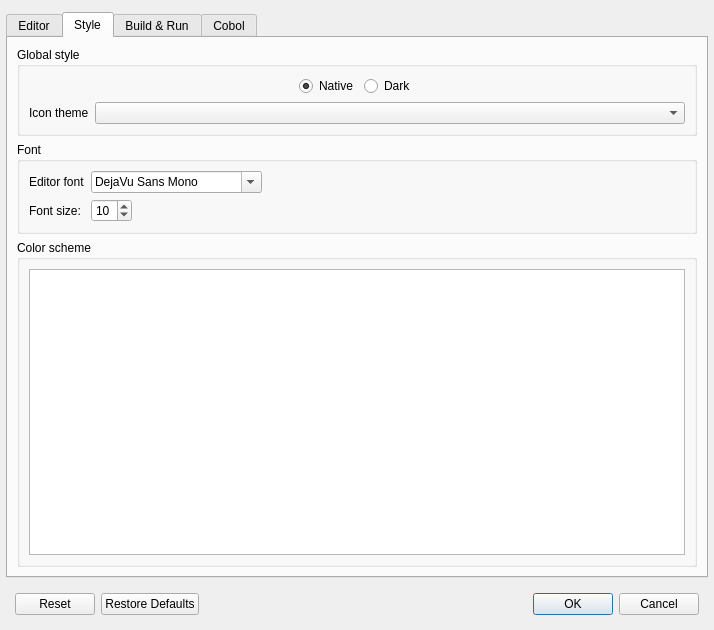
Before: the Qt Designer form forms/dlg_preferences.ui in OpenCobolIDE/OpenCobolIDE, drawn with Qt 5.
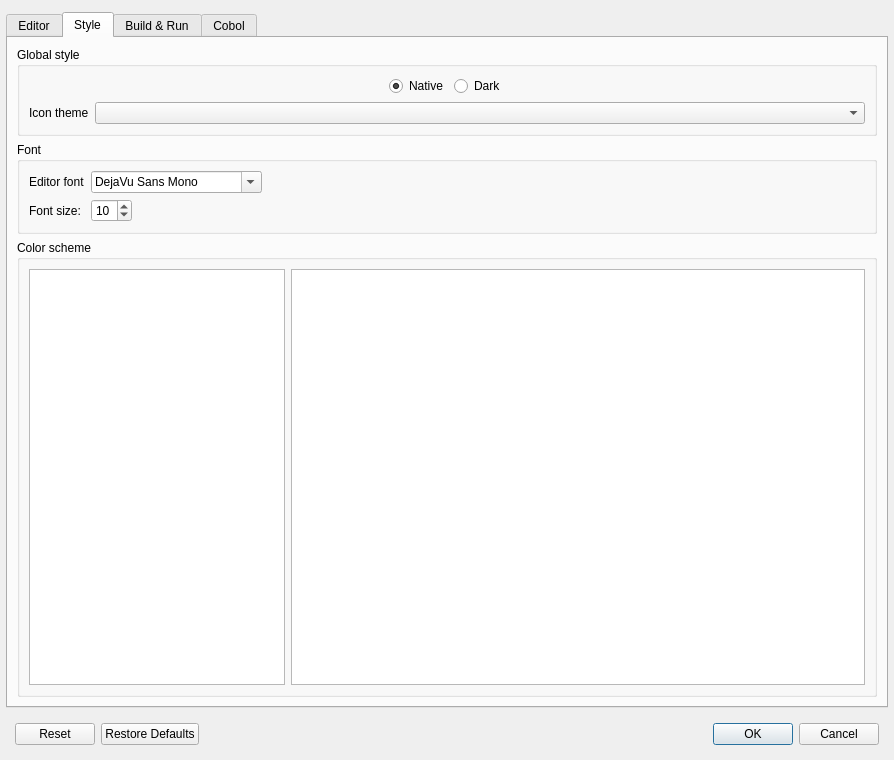
After: the same form once the commit is applied. The open tabs and pages were chosen to show the change. Icons and pictures are not drawn. Custom widgets are drawn as their Qt base class.

Commit message: Add ColorScheme preview (#59)

Patch:
```diff
--- a/forms/dlg_preferences.ui
+++ b/forms/dlg_preferences.ui
@@ -6,8 +6,8 @@
    <rect>
     <x>0</x>
     <y>0</y>
-    <width>714</width>
-    <height>630</height>
+    <width>894</width>
+    <height>760</height>
    </rect>
   </property>
   <property name="windowTitle">
@@ -488,6 +488,12 @@
          <layout class="QGridLayout" name="gridLayout_4">
           <item row="0" column="0">
            <widget class="QListWidget" name="listWidgetColorSchemes">
+            <property name="sizePolicy">
+             <sizepolicy hsizetype="Preferred" vsizetype="Expanding">
+              <horstretch>0</horstretch>
+              <verstretch>0</verstretch>
+             </sizepolicy>
+            </property>
             <property name="toolTip">
              <string>Pygments color schemes.</string>
             </property>
@@ -496,6 +502,9 @@
             </property>
            </widget>
           </item>
+          <item row="0" column="1">
+           <widget class="CobolCodeEdit" name="plainTextEdit"/>
+          </item>
          </layout>
         </widget>
        </item>
@@ -655,6 +664,13 @@
    </item>
   </layout>
  </widget>
+ <customwidgets>
+  <customwidget>
+   <class>CobolCodeEdit</class>
+   <extends>QPlainTextEdit</extends>
+   <header>pyqode.cobol.widgets</header>
+  </customwidget>
+ </customwidgets>
  <resources>
   <include location="ide.qrc"/>
  </resources>
```
Left out of the diff: 5 changed lines with no effect on the pictures. The commit also changes 2 other files.
